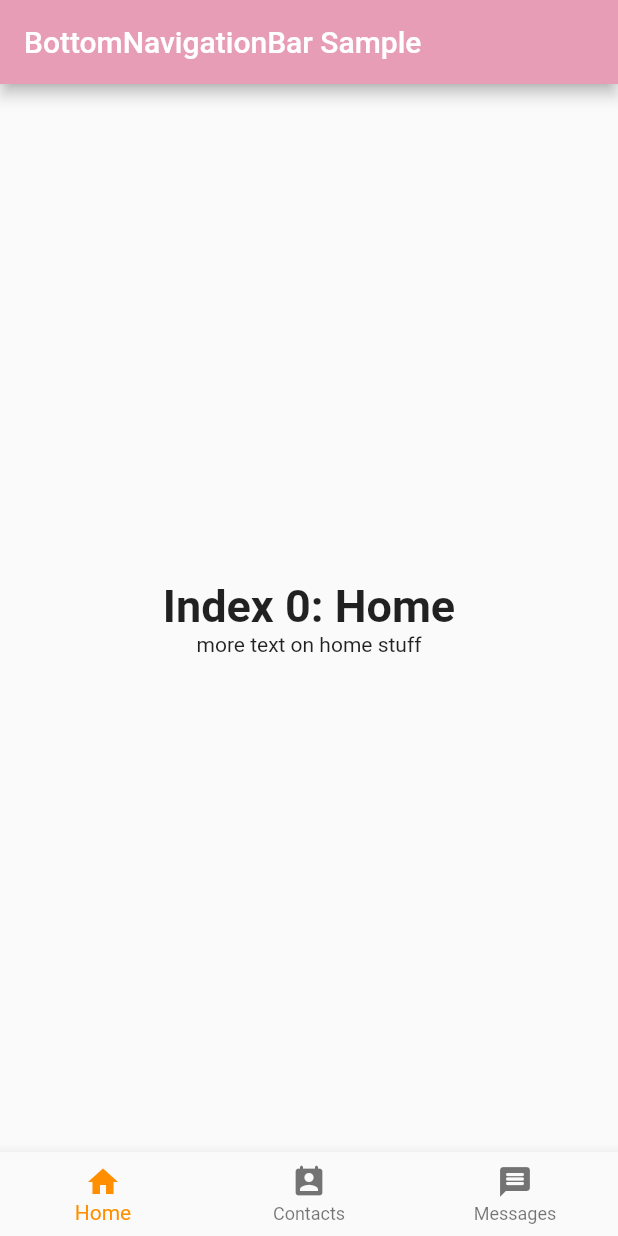
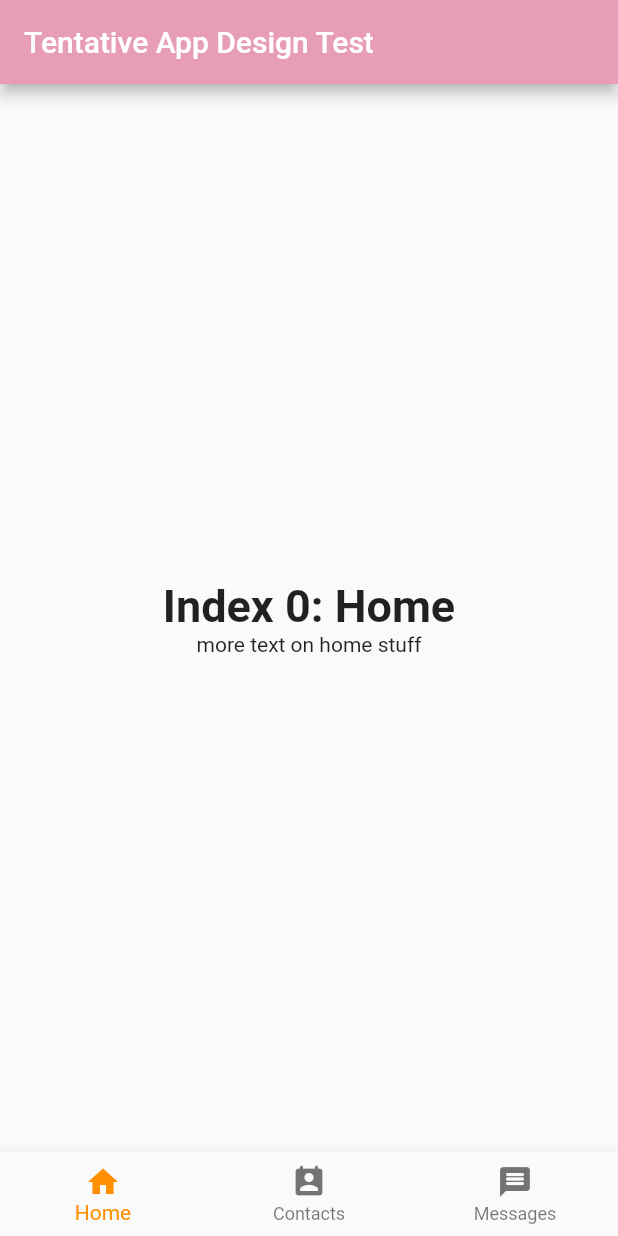
Before and after one commit to IanTaiAhn/layout_helper, a Flutter app: the screen it shows after launch, on a phone screen of 412 x 824 dp. Run offline on Flutter 3.47's test engine with Material 2 defaults, Android fonts, the phone set to English and light mode, and no system bars.

Commit message:
Renamed and text updated.

```diff
--- a/lib/main.dart
+++ b/lib/main.dart
@@ -58,11 +58,12 @@ class _MyStatefulWidgetState extends State<MyStatefulWidget> {
     });
   }
 
+// The selectd Index makes sense but is still kind of magic.
   @override
   Widget build(BuildContext context) {
     return Scaffold(
       appBar: AppBar(
-        title: const Text('BottomNavigationBar Sample'),
+        title: const Text('Tentative App Design Test'),
         backgroundColor: const Color.fromARGB(255, 232, 157, 182),
       ),
       body: Center(
```
Also changed, not shown: 1 other file.
